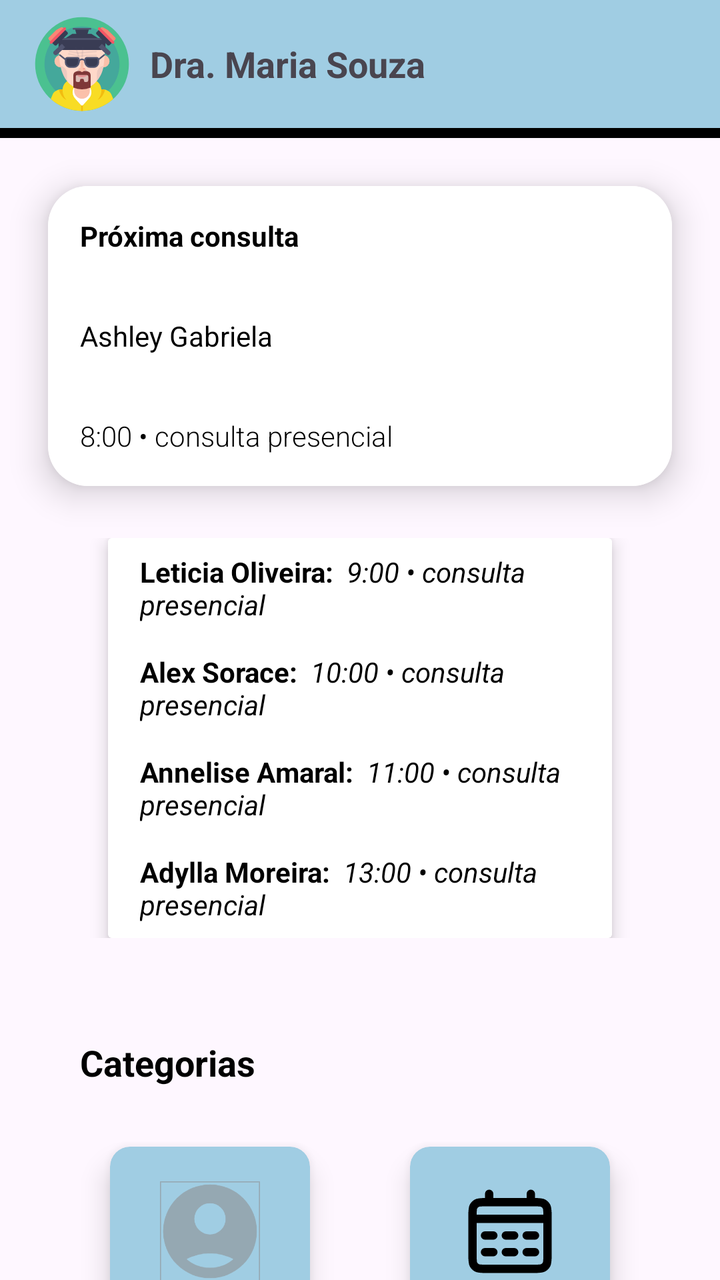
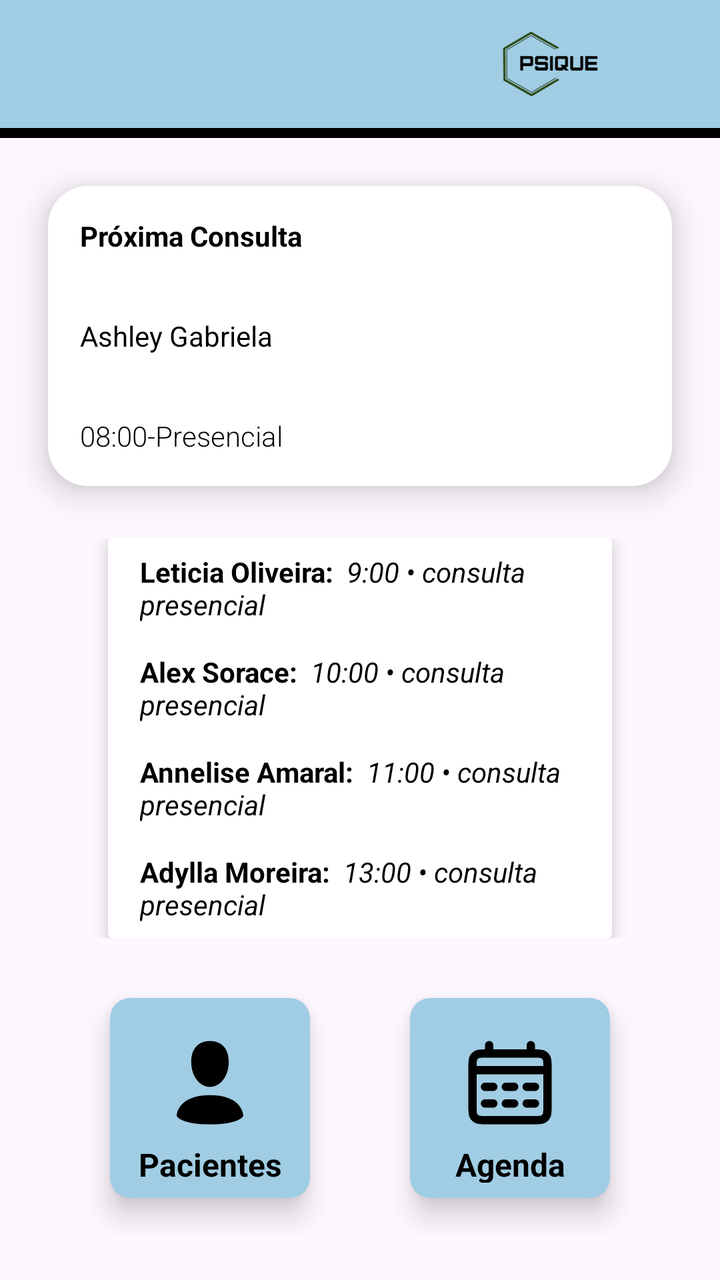

Before-and-after screenshots of an Android layout around one commit, followed by the original layout XML and the change that was made.
<!-- AndroidManifest.xml: application theme Theme.Atividade4 -->
<!-- res/layout/fragment__tela_inicial_profissional.xml -->
<?xml version="1.0" encoding="utf-8"?>
<androidx.drawerlayout.widget.DrawerLayout
    xmlns:android="http://schemas.android.com/apk/res/android"
    xmlns:app="http://schemas.android.com/apk/res-auto"
    xmlns:tools="http://schemas.android.com/tools"
    android:layout_width="match_parent"
    android:layout_height="match_parent"
    android:id="@+id/drawer_Layout"
    tools:context=".FragmentTelaPaciente">

    
    <androidx.coordinatorlayout.widget.CoordinatorLayout
        android:id="@+id/coordinator_Layout"
        android:layout_width="match_parent"
        android:layout_height="match_parent">

        <com.google.android.material.appbar.MaterialToolbar
            android:id="@+id/toolbar"
            android:layout_width="match_parent"
            android:layout_height="wrap_content"
            android:background="@color/colorPrimary"
            android:padding="4dp"
            app:layout_constraintTop_toTopOf="parent"
            app:layout_constraintStart_toStartOf="parent">

            <ImageView
                android:layout_width="50dp"
                android:layout_height="50dp"
                android:src="@drawable/ic_dr_piu"/>

            <TextView
                android:layout_width="wrap_content"
                android:layout_height="wrap_content"
                android:text="Dra. Maria Souza"
                android:layout_marginStart="25dp"
                android:textSize="18sp"
                android:textStyle="bold"/>

        </com.google.android.material.appbar.MaterialToolbar>


        <LinearLayout
            android:id="@+id/linear_layout"
            android:layout_width="match_parent"
            android:layout_height="match_parent"
            android:orientation="vertical">

            <View
                android:id="@+id/viewlinha"
                android:layout_width="match_parent"
                android:layout_height="5dp"
                android:background="@color/black"
                app:layout_anchor="@+id/toolbar"
                app:layout_anchorGravity="bottom|center"
                android:layout_marginTop="?attr/actionBarSize"/>

            <LinearLayout
                android:layout_width="match_parent"
                android:layout_height="200dp">

                <androidx.cardview.widget.CardView
                    android:id="@+id/cardviewConsulta"
                    android:layout_width="match_parent"
                    android:layout_height="wrap_content"
                    android:layout_marginStart="24dp"
                    android:layout_marginEnd="24dp"
                    android:layout_marginTop="24dp"
                    app:cardCornerRadius="20dp"
                    app:cardElevation="10dp"
                    app:layout_constraintEnd_toEndOf="parent"
                    app:layout_constraintStart_toStartOf="parent"
                    app:layout_constraintTop_toBottomOf="@+id/viewlinha">


                    <LinearLayout
                        android:id="@+id/linearlayoutAVISOCONSULTA"
                        android:layout_width="match_parent"
                        android:layout_height="wrap_content"
                        android:orientation="vertical">


                        <TextView
                            android:id="@+id/textview1"
                            android:layout_width="match_parent"
                            android:layout_height="50dp"
                            android:text="Próxima consulta"
                            android:textStyle="bold"
                            android:textColor="@color/black"
                            android:gravity="center_vertical"
                            android:paddingStart="16dp"
                            android:background="@color/white"/>


                        <TextView
                            android:id="@+id/textview2"
                            android:layout_width="match_parent"
                            android:layout_height="50dp"
                            android:text="Ashley Gabriela"
                            android:textColor="@color/black"
                            android:gravity="center_vertical"
                            android:paddingStart="16dp"
                            android:background="@color/white"/>


                        <TextView
                            android:id="@+id/textview3"
                            android:layout_width="match_parent"
                            android:layout_height="50dp"
                            android:text="8:00 • consulta presencial"
                            android:fontFamily="sans-serif-light"
                            android:textColor="@color/black"
                            android:gravity="center_vertical"
                            android:paddingStart="16dp"
                            android:background="@color/white"/>
                    </LinearLayout>


                </androidx.cardview.widget.CardView>

            </LinearLayout>

            <LinearLayout
                android:layout_width="match_parent"
                android:layout_height="200dp">

                <androidx.cardview.widget.CardView
                    android:id="@+id/cardviewAGENDA"
                    android:layout_width="match_parent"
                    android:layout_height="wrap_content"
                    android:layout_marginStart="54dp"
                    android:layout_marginEnd="54dp"
                    app:cardElevation="5dp"
                    app:layout_constraintEnd_toEndOf="parent"
                    app:layout_constraintHorizontal_bias="1.0"
                    app:layout_constraintStart_toStartOf="parent"
                    app:layout_constraintTop_toBottomOf="@+id/view_top_line">


                    <LinearLayout
                        android:layout_width="match_parent"
                        android:layout_height="wrap_content"
                        android:orientation="vertical">


                        <TextView
                            android:id="@+id/textview5"
                            android:layout_width="match_parent"
                            android:layout_height="50dp"
                            android:background="@color/white"
                            android:gravity="center_vertical"
                            android:paddingStart="16dp"
                            android:text="@string/texto_formatado_Leticia"
                            android:textColor="@color/black" />


                        <TextView
                            android:id="@+id/textview6"
                            android:layout_width="match_parent"
                            android:layout_height="50dp"
                            android:background="@color/white"
                            android:gravity="center_vertical"
                            android:paddingStart="16dp"
                            android:text="@string/texto_formatado_Alex"
                            android:textColor="@color/black" />


                        <TextView
                            android:id="@+id/textview7"
                            android:layout_width="match_parent"
                            android:layout_height="50dp"
                            android:background="@color/white"
                            android:gravity="center_vertical"
                            android:paddingStart="16dp"
                            android:text="@string/texto_formatado_Annelise"
                            android:textColor="@color/black" />


                        <TextView
                            android:id="@+id/textview8"
                            android:layout_width="match_parent"
                            android:layout_height="50dp"
                            android:background="@color/white"
                            android:gravity="center_vertical"
                            android:paddingStart="16dp"
                            android:text="@string/texto_formatado_Adylla"
                            android:textColor="@color/black" />


                    </LinearLayout>


                </androidx.cardview.widget.CardView>


            </LinearLayout>


            <TextView
                android:id="@+id/textView_Categorias"
                android:layout_width="match_parent"
                android:layout_height="wrap_content"
                android:text="Categorias"
                android:textColor="@color/black"
                android:textSize="18sp"
                android:textStyle="bold"
                android:layout_marginTop="50dp"
                android:layout_marginStart="40dp"
                android:layout_marginEnd="40dp"/>

            <LinearLayout
                android:id="@+id/linearLayout_cards"
                android:layout_width="match_parent"
                android:layout_height="140dp"
                app:layout_constraintTop_toBottomOf="@+id/textView_Categorias"
                android:layout_marginTop="10dp"
                app:layout_constraintStart_toStartOf="parent"
                app:layout_constraintEnd_toEndOf="parent"
                android:orientation="horizontal"
                android:gravity="center">

                <androidx.cardview.widget.CardView
                    android:id="@+id/botaofluante"
                    android:layout_width="100dp"
                    android:layout_height="100dp"
                    android:backgroundTint="@color/color_details"
                    app:cardCornerRadius="10dp"
                    app:cardElevation="8dp"
                    android:clickable="true"
                    android:focusable="true">

                    <LinearLayout
                        android:layout_width="match_parent"
                        android:layout_height="match_parent"
                        android:gravity="center"
                        android:orientation="vertical">

                        <ImageView
                            android:id="@+id/Imagediario"
                            android:layout_width="match_parent"
                            android:layout_height="50dp"
                            android:clickable="true"
                            android:contentDescription="botão que encaminha para diário"
                            android:focusable="true"
                            android:src="@drawable/icone_pacientes"
                            android:layout_marginTop="10dp"
                            app:layout_constraintBottom_toBottomOf="parent"
                            app:layout_constraintStart_toStartOf="parent"
                            app:layout_constraintTop_toTopOf="parent" />

                        <TextView
                            android:id="@+id/textView_diario"
                            android:layout_width="match_parent"
                            android:layout_height="20dp"
                            android:layout_marginTop="5dp"
                            android:text="Pacientes"
                            android:textColor="@color/black"
                            android:textStyle="bold"
                            android:textSize="16sp"
                            android:textAlignment="center"/>

                    </LinearLayout>

                </androidx.cardview.widget.CardView>


                <androidx.cardview.widget.CardView
                    android:id="@+id/cardView_agenda"
                    android:layout_width="100dp"
                    android:layout_height="100dp"
                    android:backgroundTint="@color/color_details"
                    app:cardCornerRadius="10dp"
                    app:cardElevation="8dp"
                    android:clickable="true"
                    android:focusable="true"
                    android:layout_marginStart="50dp">

                    <LinearLayout
                        android:layout_width="match_parent"
                        android:layout_height="match_parent"
                        android:gravity="center"
                        android:orientation="vertical">

                        <ImageView
                            android:id="@+id/imageView_agenda"
                            android:layout_width="match_parent"
                            android:layout_height="50dp"
                            android:clickable="true"
                            android:contentDescription="botão que encaminha para diário"
                            android:focusable="true"
                            android:src="@drawable/ic_agendamento"
                            android:layout_marginTop="10dp"
                            app:layout_constraintBottom_toBottomOf="parent"
                            app:layout_constraintStart_toStartOf="parent"
                            app:layout_constraintTop_toTopOf="parent" />

                        <TextView
                            android:id="@+id/textView_agenda"
                            android:layout_width="match_parent"
                            android:layout_height="20dp"
                            android:layout_marginTop="5dp"
                            android:text="Agenda"
                            android:textColor="@color/black"
                            android:textStyle="bold"
                            android:textSize="16sp"
                            android:textAlignment="center"/>

                    </LinearLayout>

                </androidx.cardview.widget.CardView>

            </LinearLayout>


        </LinearLayout>


    </androidx.coordinatorlayout.widget.CoordinatorLayout>

    <com.google.android.material.navigation.NavigationView
        android:layout_width="wrap_content"
        android:layout_height="match_parent"
        android:id="@+id/naview"
        app:menu="@menu/nav_menu"
        app:headerLayout="@layout/nav_header"
        android:fitsSystemWindows="true"
        android:layout_gravity="start"
        android:layout_marginTop="?attr/actionBarSize"/>

</androidx.drawerlayout.widget.DrawerLayout>
<!-- res/layout/nav_header.xml (included above) -->
<?xml version="1.0" encoding="utf-8"?>
<androidx.constraintlayout.widget.ConstraintLayout
    xmlns:android="http://schemas.android.com/apk/res/android"
    xmlns:app="http://schemas.android.com/apk/res-auto"
    xmlns:tools="http://schemas.android.com/tools"
    android:layout_width="match_parent"
    android:layout_height="70dp"
    android:background="@color/colorPrimary">

    <ImageView
        android:id="@+id/imageView6"
        android:layout_width="64dp"
        android:layout_height="match_parent"
        android:layout_marginEnd="10dp"
        android:padding="10dp"
        android:src="@drawable/ic_menu"
        app:layout_constraintBottom_toBottomOf="parent"
        app:layout_constraintEnd_toEndOf="parent"
        app:layout_constraintTop_toTopOf="parent" />

    <View
        android:id="@+id/view"
        android:layout_width="match_parent"
        android:layout_height="4dp"
        android:background="@color/black"
        app:layout_constraintBottom_toBottomOf="parent" />

</androidx.constraintlayout.widget.ConstraintLayout>
<!-- resources referenced by this layout -->
<resources>
  <color name="black">#FF000000</color>
  <color name="colorPrimary">#A0CDE3</color>
  <color name="color_details">#A0CDE3</color>
  <color name="white">#FFFFFFFF</color>
  <!-- drawable ic_agendamento (drawable) -->
  <vector xmlns:android="http://schemas.android.com/apk/res/android" android:height="24dp" android:viewportHeight="24" android:viewportWidth="24" android:width="24dp">
        
      <path android:fillColor="#00000000" android:pathData="M3,9H21M7,3V5M17,3V5M6,13H8M6,17H8M11,13H13M11,17H13M16,13H18M16,17H18M6.2,21H17.8C18.92,21 19.48,21 19.908,20.782C20.284,20.59 20.59,20.284 20.782,19.908C21,19.48 21,18.92 21,17.8V8.2C21,7.08 21,6.52 20.782,6.092C20.59,5.716 20.284,5.41 19.908,5.218C19.48,5 18.92,5 17.8,5H6.2C5.08,5 4.52,5 4.092,5.218C3.716,5.41 3.41,5.716 3.218,6.092C3,6.52 3,7.08 3,8.2V17.8C3,18.92 3,19.48 3.218,19.908C3.41,20.284 3.716,20.59 4.092,20.782C4.52,21 5.08,21 6.2,21Z" android:strokeColor="#000000" android:strokeLineCap="round" android:strokeLineJoin="round" android:strokeWidth="2"/>
      
  </vector>
  <!-- drawable ic_dr_piu: vector/xml drawable (drawable, 8770 chars, omitted) -->
  <!-- drawable ic_menu (drawable) -->
  <vector xmlns:android="http://schemas.android.com/apk/res/android" android:height="24dp" android:viewportHeight="24" android:viewportWidth="24" android:width="24dp">
        
      <path android:fillColor="#00000000" android:pathData="M4,6H20M4,12H20M4,18H20" android:strokeColor="#000000" android:strokeLineCap="round" android:strokeLineJoin="round" android:strokeWidth="2"/>
      
  </vector>
  <!-- drawable icone_pacientes: png bitmap (drawable, 17868 bytes) -->
  <string name="texto_formatado_Adylla">
      <b>Adylla Moreira:</b>
       <i> 13:00 • consulta presencial</i>
      </string>
  <string name="texto_formatado_Alex">
      <b>Alex Sorace:</b>
       <i> 10:00 • consulta presencial</i>
      </string>
  <string name="texto_formatado_Annelise">
      <b>Annelise Amaral:</b>
       <i> 11:00 • consulta presencial</i>
      </string>
  <string name="texto_formatado_Leticia">
          <b>Leticia Oliveira:</b>
          <i>   9:00 • consulta presencial</i>
      </string>
  <style name="Theme.Atividade4" parent="Base.Theme.Atividade4" />
  <style name="Base.Theme.Atividade4" parent="Theme.Material3.DayNight.NoActionBar">
  
          <item name="colorPrimary">@color/colorPrimary</item>
          <item name="colorAccent">@color/color_details</item>
  
      </style>
</resources>

<!-- the commit's change to res/layout/fragment__tela_inicial_profissional.xml (unified diff, before → after) -->
@@ -26,15 +26,8 @@
             <ImageView
                 android:layout_width="50dp"
                 android:layout_height="50dp"
-                android:src="@drawable/ic_dr_piu"/>
-
-            <TextView
-                android:layout_width="wrap_content"
-                android:layout_height="wrap_content"
-                android:text="Dra. Maria Souza"
-                android:layout_marginStart="25dp"
-                android:textSize="18sp"
-                android:textStyle="bold"/>
+                android:layout_marginStart="250dp"
+                android:src="@drawable/logo_icone2"/>
 
         </com.google.android.material.appbar.MaterialToolbar>
 
@@ -83,7 +76,7 @@
                             android:id="@+id/textview1"
                             android:layout_width="match_parent"
                             android:layout_height="50dp"
-                            android:text="Próxima consulta"
+                            android:text="@string/car_profissional"
                             android:textStyle="bold"
                             android:textColor="@color/black"
                             android:gravity="center_vertical"
@@ -95,7 +88,7 @@
                             android:id="@+id/textview2"
                             android:layout_width="match_parent"
                             android:layout_height="50dp"
-                            android:text="Ashley Gabriela"
+                            android:text="@string/nome_de_um_paciente"
                             android:textColor="@color/black"
                             android:gravity="center_vertical"
                             android:paddingStart="16dp"
@@ -106,7 +99,7 @@
                             android:id="@+id/textview3"
                             android:layout_width="match_parent"
                             android:layout_height="50dp"
-                            android:text="8:00 • consulta presencial"
+                            android:text="@string/horario_consulta"
                             android:fontFamily="sans-serif-light"
                             android:textColor="@color/black"
                             android:gravity="center_vertical"
@@ -194,19 +187,6 @@
 
             </LinearLayout>
 
-
-            <TextView
-                android:id="@+id/textView_Categorias"
-                android:layout_width="match_parent"
-                android:layout_height="wrap_content"
-                android:text="Categorias"
-                android:textColor="@color/black"
-                android:textSize="18sp"
-                android:textStyle="bold"
-                android:layout_marginTop="50dp"
-                android:layout_marginStart="40dp"
-                android:layout_marginEnd="40dp"/>
-
             <LinearLayout
                 android:id="@+id/linearLayout_cards"
                 android:layout_width="match_parent"
@@ -241,7 +221,7 @@
                             android:clickable="true"
                             android:contentDescription="botão que encaminha para diário"
                             android:focusable="true"
-                            android:src="@drawable/icone_pacientes"
+                            android:src="@drawable/ic_pacientes"
                             android:layout_marginTop="10dp"
                             app:layout_constraintBottom_toBottomOf="parent"
                             app:layout_constraintStart_toStartOf="parent"
@@ -252,7 +232,7 @@
                             android:layout_width="match_parent"
                             android:layout_height="20dp"
                             android:layout_marginTop="5dp"
-                            android:text="Pacientes"
+                            android:text="@string/botao_pacientes"
                             android:textColor="@color/black"
                             android:textStyle="bold"
                             android:textSize="16sp"
@@ -298,7 +278,7 @@
                             android:layout_width="match_parent"
                             android:layout_height="20dp"
                             android:layout_marginTop="5dp"
-                            android:text="Agenda"
+                            android:text="@string/botao_agenda"
                             android:textColor="@color/black"
                             android:textStyle="bold"
                             android:textSize="16sp"
<!-- resource entries referenced after the edit -->
@@ -10,14 +10,24 @@
       <path android:fillColor="#00000000" android:pathData="M3,9H21M7,3V5M17,3V5M6,13H8M6,17H8M11,13H13M11,17H13M16,13H18M16,17H18M6.2,21H17.8C18.92,21 19.48,21 19.908,20.782C20.284,20.59 20.59,20.284 20.782,19.908C21,19.48 21,18.92 21,17.8V8.2C21,7.08 21,6.52 20.782,6.092C20.59,5.716 20.284,5.41 19.908,5.218C19.48,5 18.92,5 17.8,5H6.2C5.08,5 4.52,5 4.092,5.218C3.716,5.41 3.41,5.716 3.218,6.092C3,6.52 3,7.08 3,8.2V17.8C3,18.92 3,19.48 3.218,19.908C3.41,20.284 3.716,20.59 4.092,20.782C4.52,21 5.08,21 6.2,21Z" android:strokeColor="#000000" android:strokeLineCap="round" android:strokeLineJoin="round" android:strokeWidth="2"/>
       
   </vector>
-  <!-- drawable ic_dr_piu: vector/xml drawable (drawable, 8770 chars, omitted) -->
   <!-- drawable ic_menu (drawable) -->
   <vector xmlns:android="http://schemas.android.com/apk/res/android" android:height="24dp" android:viewportHeight="24" android:viewportWidth="24" android:width="24dp">
         
       <path android:fillColor="#00000000" android:pathData="M4,6H20M4,12H20M4,18H20" android:strokeColor="#000000" android:strokeLineCap="round" android:strokeLineJoin="round" android:strokeWidth="2"/>
       
   </vector>
-  <!-- drawable icone_pacientes: png bitmap (drawable, 17868 bytes) -->
+  <!-- drawable ic_pacientes (drawable) -->
+  <vector xmlns:android="http://schemas.android.com/apk/res/android" android:height="24dp" android:viewportHeight="24" android:viewportWidth="24" android:width="24dp">
+        
+      <path android:fillColor="#000000" android:fillType="evenOdd" android:pathData="M16.5,7.063C16.5,10.258 14.57,13 12,13c-2.572,0 -4.5,-2.742 -4.5,-5.938C7.5,3.868 9.16,2 12,2s4.5,1.867 4.5,5.063zM4.102,20.142C4.487,20.6 6.145,22 12,22c5.855,0 7.512,-1.4 7.898,-1.857a0.416,0.416 0,0 0,0.09 -0.317C19.9,18.944 19.106,15 12,15s-7.9,3.944 -7.989,4.826a0.416,0.416 0,0 0,0.091 0.317z"/>
+      
+  </vector>
+  <!-- drawable logo_icone2: png bitmap (drawable, 20585 bytes) -->
+  <string name="botao_agenda">Agenda</string>
+  <string name="botao_pacientes">Pacientes</string>
+  <string name="car_profissional">Próxima Consulta</string>
+  <string name="horario_consulta">08:00-Presencial</string>
+  <string name="nome_de_um_paciente">Ashley Gabriela</string>
   <string name="texto_formatado_Adylla">
       <b>Adylla Moreira:</b>
        <i> 13:00 • consulta presencial</i>
